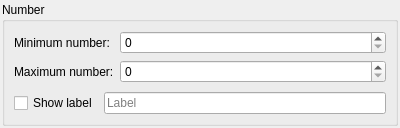
Above: gui/configurenumberwidget.ui from Soerboe/Urim before the change. Below: the same form after it.
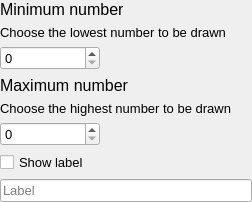
That is the form after the change.

```diff
--- a/gui/configurenumberwidget.ui
+++ b/gui/configurenumberwidget.ui
@@ -6,8 +6,8 @@
    <rect>
     <x>0</x>
     <y>0</y>
-    <width>400</width>
-    <height>128</height>
+    <width>252</width>
+    <height>198</height>
    </rect>
   </property>
   <property name="windowTitle">
@@ -15,66 +15,114 @@
   </property>
   <layout class="QVBoxLayout" name="verticalLayout_3">
    <property name="leftMargin">
-    <number>2</number>
+    <number>0</number>
    </property>
    <property name="topMargin">
-    <number>2</number>
+    <number>0</number>
    </property>
    <property name="rightMargin">
-    <number>2</number>
+    <number>0</number>
    </property>
    <property name="bottomMargin">
-    <number>2</number>
+    <number>0</number>
    </property>
    <item>
-    <widget class="QGroupBox" name="groupBox">
-     <property name="title">
-      <string>Number</string>
-     </property>
-     <layout class="QVBoxLayout" name="verticalLayout_2">
-      <item>
-       <layout class="QVBoxLayout" name="verticalLayout">
-        <item>
-         <layout class="QFormLayout" name="formLayout">
-          <item row="0" column="0">
            <widget class="QLabel" name="label">
+     <property name="font">
+      <font>
+       <pointsize>12</pointsize>
+      </font>
+     </property>
             <property name="text">
-             <string>Minimum number:</string>
+      <string>Minimum number</string>
             </property>
            </widget>
           </item>
-          <item row="0" column="1">
-           <widget class="QSpinBox" name="minSpin"/>
-          </item>
-          <item row="1" column="0">
+   <item>
+    <widget class="QLabel" name="label_3">
+     <property name="font">
+      <font>
+       <pointsize>10</pointsize>
+      </font>
+     </property>
+     <property name="text">
+      <string>Choose the lowest number to be drawn</string>
+     </property>
+    </widget>
+   </item>
+   <item>
+    <widget class="QSpinBox" name="minSpin">
+     <property name="sizePolicy">
+      <sizepolicy hsizetype="Fixed" vsizetype="Fixed">
+       <horstretch>0</horstretch>
+       <verstretch>0</verstretch>
+      </sizepolicy>
+     </property>
+     <property name="minimumSize">
+      <size>
+       <width>100</width>
+       <height>0</height>
+      </size>
+     </property>
+     <property name="font">
+      <font>
+       <pointsize>10</pointsize>
+      </font>
+     </property>
+    </widget>
+   </item>
+   <item>
            <widget class="QLabel" name="label_2">
+     <property name="font">
+      <font>
+       <pointsize>12</pointsize>
+      </font>
+     </property>
             <property name="text">
-             <string>Maximum number:</string>
+      <string>Maximum number</string>
             </property>
            </widget>
           </item>
-          <item row="1" column="1">
-           <widget class="QSpinBox" name="maxSpin"/>
-          </item>
-         </layout>
-        </item>
+   <item>
+    <widget class="QLabel" name="label_4">
+     <property name="font">
+      <font>
+       <pointsize>10</pointsize>
+      </font>
+     </property>
+     <property name="text">
+      <string>Choose the highest number to be drawn</string>
+     </property>
+    </widget>
+   </item>
         <item>
-         <spacer name="verticalSpacer">
-          <property name="orientation">
-           <enum>Qt::Vertical</enum>
-          </property>
-          <property name="sizeHint" stdset="0">
+    <widget class="QSpinBox" name="maxSpin">
+     <property name="sizePolicy">
+      <sizepolicy hsizetype="Fixed" vsizetype="Fixed">
+       <horstretch>0</horstretch>
+       <verstretch>0</verstretch>
+      </sizepolicy>
+     </property>
+     <property name="minimumSize">
            <size>
-            <width>20</width>
-            <height>40</height>
-           </size>
-          </property>
-         </spacer>
-        </item>
-        <item>
-         <layout class="QHBoxLayout" name="labelLayout">
+       <width>100</width>
+       <height>0</height>
+      </size>
+     </property>
+     <property name="font">
+      <font>
+       <pointsize>10</pointsize>
+      </font>
+     </property>
+    </widget>
+   </item>
           <item>
            <widget class="QCheckBox" name="useLabel">
+     <property name="font">
+      <font>
+       <pointsize>10</pointsize>
+      </font>
+     </property>
             <property name="text">
              <string>Show label</string>
             </property>
@@ -82,16 +130,14 @@
           </item>
           <item>
            <widget class="QLineEdit" name="labelEdit">
+     <property name="font">
+      <font>
+       <pointsize>10</pointsize>
+      </font>
+     </property>
             <property name="placeholderText">
              <string>Label</string>
             </property>
-           </widget>
-          </item>
-         </layout>
-        </item>
-       </layout>
-      </item>
-     </layout>
     </widget>
    </item>
   </layout>
```
Lines whose indentation alone changed are shown as unchanged.
